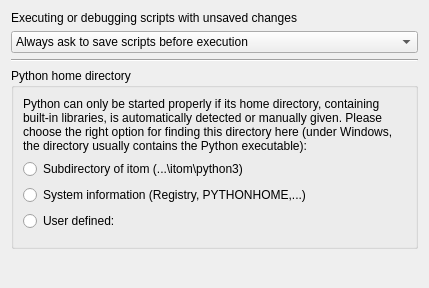
The window that Qitom/ui/widgetPropPythonGeneral.ui (itom-project/itom) describes before a commit, drawn with Qt 5.
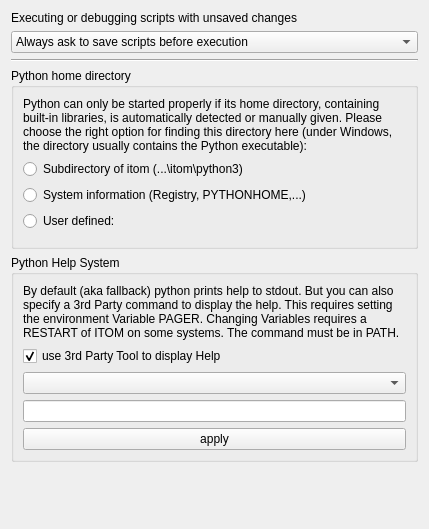
The same window after the commit. Custom widgets are drawn as their Qt base class.

Commit message: added external python 3rdparty help viewer

```diff
--- a/Qitom/ui/widgetPropPythonGeneral.ui
+++ b/Qitom/ui/widgetPropPythonGeneral.ui
@@ -6,8 +6,8 @@
    <rect>
     <x>0</x>
     <y>0</y>
-    <width>381</width>
-    <height>261</height>
+    <width>382</width>
+    <height>475</height>
    </rect>
   </property>
   <property name="windowTitle">
@@ -109,6 +109,72 @@
      </layout>
     </widget>
    </item>
+   <item>
+    <widget class="QGroupBox" name="groupBox_2">
+     <property name="sizePolicy">
+      <sizepolicy hsizetype="Preferred" vsizetype="Minimum">
+       <horstretch>0</horstretch>
+       <verstretch>0</verstretch>
+      </sizepolicy>
+     </property>
+     <property name="minimumSize">
+      <size>
+       <width>0</width>
+       <height>0</height>
+      </size>
+     </property>
+     <property name="title">
+      <string>Python Help System</string>
+     </property>
+     <layout class="QGridLayout" name="gridLayout">
+      <item row="0" column="0">
+       <widget class="QLabel" name="label_3">
+        <property name="enabled">
+         <bool>true</bool>
+        </property>
+        <property name="text">
+         <string>By default (aka fallback) python prints help to stdout. But you can also specify a 3rd Party command to display the help. This requires setting the environment Variable PAGER. Changing Variables requires a RESTART of ITOM on some systems. The command must be in PATH.</string>
+        </property>
+        <property name="scaledContents">
+         <bool>false</bool>
+        </property>
+        <property name="wordWrap">
+         <bool>true</bool>
+        </property>
+       </widget>
+      </item>
+      <item row="2" column="0">
+       <widget class="QComboBox" name="cbbPyUse3rdPartyPresets"/>
+      </item>
+      <item row="3" column="0">
+       <widget class="QLineEdit" name="lePyUse3rdPartyCommand"/>
+      </item>
+      <item row="1" column="0">
+       <widget class="QCheckBox" name="cbPyUse3rdPartyHelp">
+        <property name="maximumSize">
+         <size>
+          <width>16777215</width>
+          <height>16777215</height>
+         </size>
+        </property>
+        <property name="text">
+         <string>use 3rd Party Tool to display Help</string>
+        </property>
+        <property name="checked">
+         <bool>true</bool>
+        </property>
+       </widget>
+      </item>
+      <item row="4" column="0">
+       <widget class="QPushButton" name="pbApplyPyUse3rdPartyHelpViewer">
+        <property name="text">
+         <string>apply</string>
+        </property>
+       </widget>
+      </item>
+     </layout>
+    </widget>
+   </item>
    <item>
     <spacer name="verticalSpacer">
      <property name="orientation">
```
The commit also changes 9 other files.
